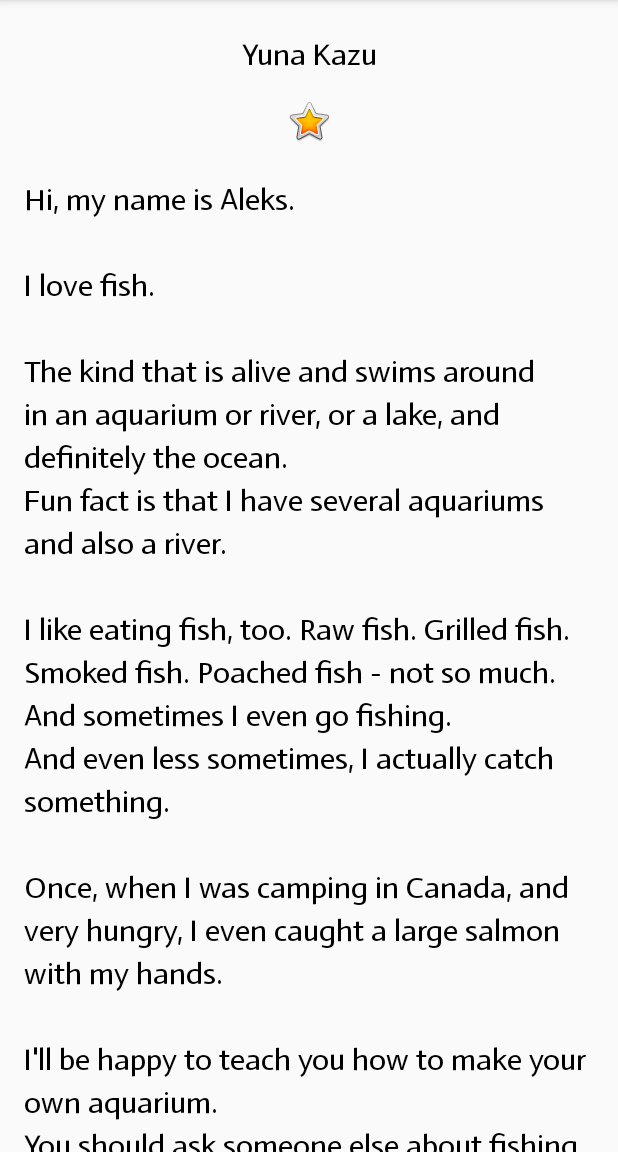
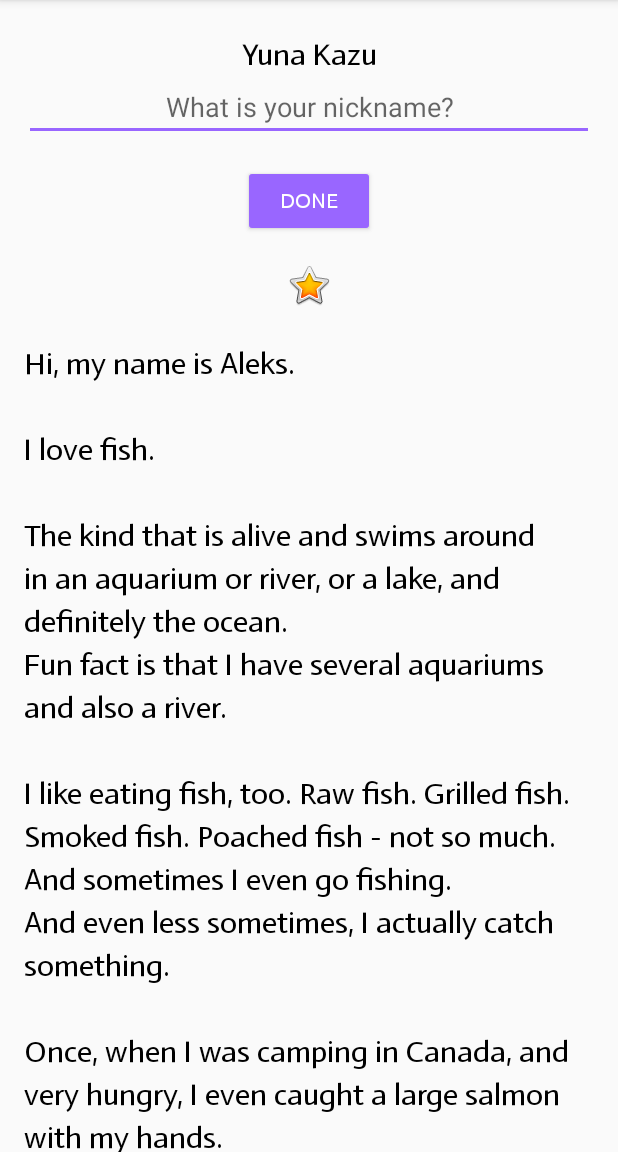
Before and after one commit to ndgspn/AndroidDataBinding, an Android app: the screen it shows after launch (MainActivity), on a phone screen of 412 x 824 dp, the part 84-1236 px from its top. Run offline under Robolectric (Android 15) with nearby library versions, the phone set to English and light mode, and no system bars.

Commit message:
add onClickListener to Button and EditText

```diff
--- a/app/src/main/java/com/example/aboutme/MainActivity.kt
+++ b/app/src/main/java/com/example/aboutme/MainActivity.kt
@@ -1,12 +1,53 @@
 package com.example.aboutme
 
+import android.content.Context
 import androidx.appcompat.app.AppCompatActivity
 import android.os.Bundle
+import android.view.View
+import android.view.inputmethod.InputMethodManager
+import android.widget.Button
+import android.widget.EditText
+import android.widget.TextView
+import androidx.core.view.isGone
+import org.w3c.dom.Text
 
 class MainActivity : AppCompatActivity() {
+    lateinit var doneButton: Button
+    lateinit var nicknameText: TextView
+    lateinit var nicknameEdit: EditText
+
     override fun onCreate(savedInstanceState: Bundle?) {
         super.onCreate(savedInstanceState)
         setContentView(R.layout.activity_main)
 
+        doneButton = findViewById(R.id.done_button)
+        nicknameText = findViewById(R.id.nickname_text)
+        nicknameEdit = findViewById(R.id.nickname_edit)
+
+        doneButton.setOnClickListener { addNickname(it) }
+        nicknameText.setOnClickListener { updateNickname(it) }
     }
+
+    private fun addNickname(view: View) {
+        val nickname_edit = findViewById<EditText>(R.id.nickname_edit)
+        val nickname_text = findViewById<TextView>(R.id.nickname_text)
+        nickname_text.text = nickname_edit.text
+        nickname_edit.visibility = View.GONE
+        view.visibility = View.GONE
+        nickname_text.visibility = View.VISIBLE
+
+        val inputMethodManager = getSystemService(Context.INPUT_METHOD_SERVICE) as InputMethodManager
+        inputMethodManager.hideSoftInputFromWindow(view.windowToken, 0)
+    }
+
+    private fun updateNickname(view: View) {
+        nicknameEdit.visibility = View.VISIBLE
+        doneButton.visibility = View.VISIBLE
+        view.visibility = View.GONE
+        view.requestFocus()
+        val imm = getSystemService(Context.INPUT_METHOD_SERVICE) as InputMethodManager
+        imm.showSoftInput(nicknameEdit, 0   )
+
+    }
+
 }
--- a/app/src/main/res/layout/activity_main.xml
+++ b/app/src/main/res/layout/activity_main.xml
@@ -18,6 +18,36 @@
         android:textAlignment="center"
         tools:text="Yuna Kazu" />
 
+    <EditText
+        android:id="@+id/nickname_edit"
+        android:layout_width="match_parent"
+        android:layout_height="wrap_content"
+        android:ems="10"
+        android:hint="@string/what_is_your_nickname"
+        android:inputType="textPersonName"
+        android:textAlignment="center" />
+
+    <Button
+        android:id="@+id/done_button"
+        style="@style/Widget.AppCompat.Button.Colored"
+        android:layout_width="wrap_content"
+        android:layout_height="wrap_content"
+        android:layout_gravity="center_horizontal"
+        android:layout_marginTop="@dimen/layout_margin"
+        android:fontFamily="@font/actor"
+        android:text="@string/done" />
+
+    <TextView
+        android:id="@+id/nickname_text"
+        style="@style/NameStyle"
+        android:layout_width="match_parent"
+        android:layout_height="wrap_content"
+        android:textAlignment="center"
+        android:background="@color/colorAccent"
+        android:paddingBottom="@dimen/small_padding"
+        android:visibility="gone"
+        android:text="" />
+
     <ImageView
         android:id="@+id/star_image"
         android:layout_width="match_parent"
@@ -33,7 +63,7 @@
 
         <LinearLayout
             android:layout_width="match_parent"
-            android:layout_height="match_parent"
+            android:layout_height="wrap_content"
             android:orientation="vertical" >
             <TextView
                 android:id="@+id/bio_text"
@@ -46,7 +76,7 @@
             <ImageView
                 android:layout_width="match_parent"
                 android:layout_height="wrap_content"
-                android:contentDescription="challenge"
+                android:contentDescription="@string/challenge"
                 android:src="@android:drawable/sym_def_app_icon" />
         </LinearLayout>
     </ScrollView>
--- a/app/src/main/res/values/colors.xml
+++ b/app/src/main/res/values/colors.xml
@@ -2,5 +2,5 @@
 <resources>
     <color name="colorPrimary">#6200EE</color>
     <color name="colorPrimaryDark">#3700B3</color>
-    <color name="colorAccent">#03DAC5</color>
+    <color name="colorAccent">#9966ff</color>
 </resources>
--- a/app/src/main/res/values/strings.xml
+++ b/app/src/main/res/values/strings.xml
@@ -12,4 +12,7 @@
 \n\nOnce, when I was camping in Canada, and very hungry, I even caught a large salmon with my hands.
 \n\nI\'ll be happy to teach you how to make your own aquarium.
 \nYou should ask someone else about fishing, though.\n\n</string>
+    <string name="challenge">Challenge</string>
+    <string name="what_is_your_nickname">What is your nickname?</string>
+    <string name="done">Done</string>
 </resources>
```
